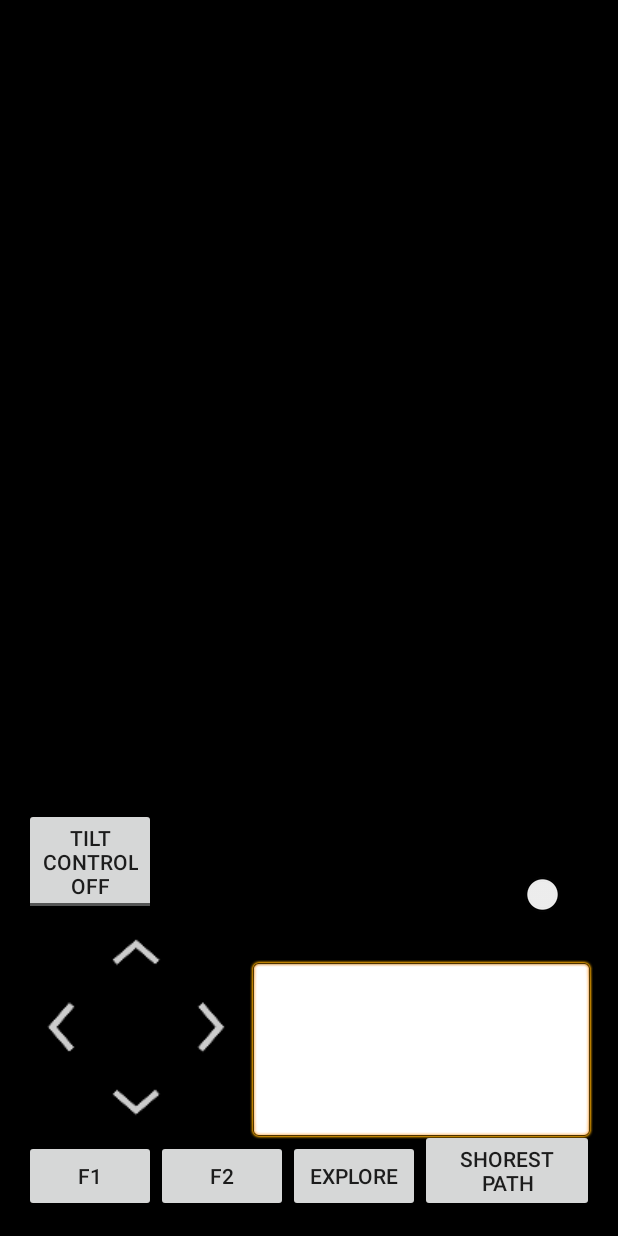
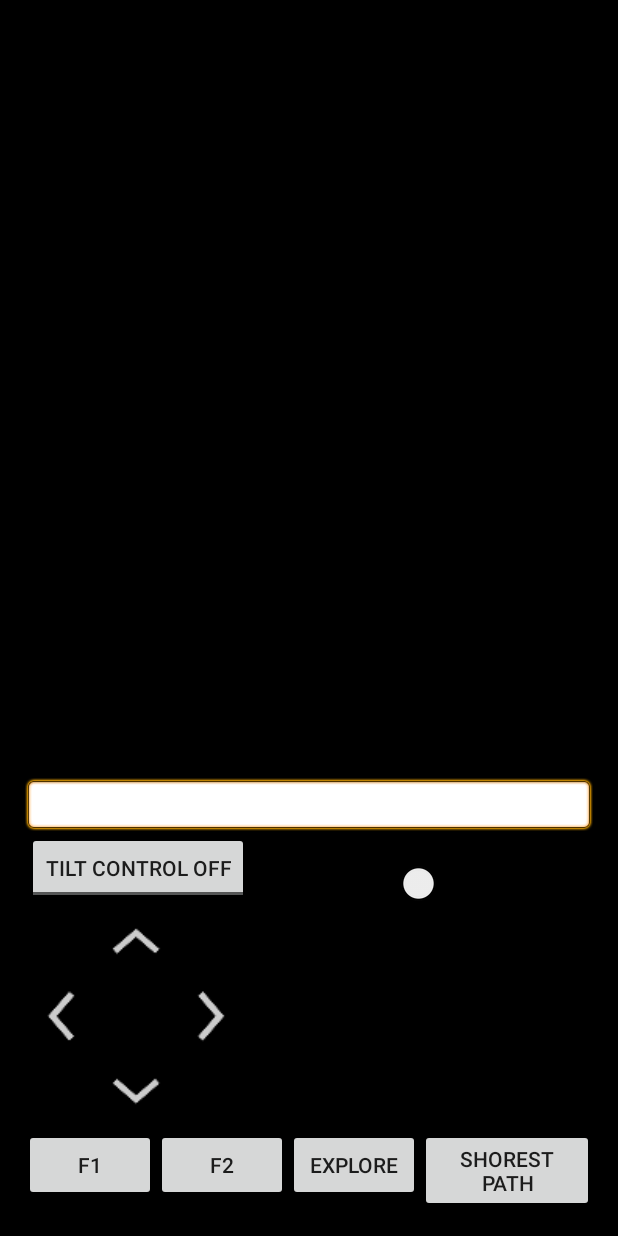
Before and after one commit to ivantwj/MDPGrp10_Android, an Android app: the layout activity_main.xml on its own in the app's theme, with its tools: preview values and no code run, on a phone screen of 412 x 824 dp. Run offline under Robolectric (Android 15) with nearby library versions, the phone set to English and light mode, and no system bars.

Commit message:
Tried to neaten up main page and stuff

```diff
--- a/app/src/main/java/com/mdpgrp10/androidmobilecontrollermodule/MainActivity.java
+++ b/app/src/main/java/com/mdpgrp10/androidmobilecontrollermodule/MainActivity.java
@@ -35,7 +35,7 @@ import java.util.logging.Handler;
 import java.util.logging.LogRecord;
 
 import static com.mdpgrp10.androidmobilecontrollermodule.Utils.*;
-import static com.mdpgrp10.androidmobilecontrollermodule.BluetoothChatService.*;
+//import static com.mdpgrp10.androidmobilecontrollermodule.BluetoothChatService.*;
 
 //import static android.support.v4.media.routing.MediaRouterJellybean.UserRouteInfo.setStatus;
 
@@ -141,6 +141,9 @@ public class MainActivity extends ActionBarActivity implements SensorEventListen
         Log.d(TAG, "setupChat()");
         mChatService = new BluetoothChatService(this, mHandler);
         spf = getSharedPreferences(PREF_DB, Context.MODE_PRIVATE);
+
+        this.maze = new Maze(this);
+        ((RelativeLayout) findViewById(R.id.surface)).addView(this.maze);
 
         ImageButtonUp = (ImageButton) findViewById(R.id.imageButtonUp);
         ImageButtonUp.setOnClickListener(new View.OnClickListener() {
@@ -298,8 +301,8 @@ public class MainActivity extends ActionBarActivity implements SensorEventListen
                             final int scrollAmount = viewRx.getLayout().getLineTop(viewRx.getLineCount()) - viewRx.getHeight(); // if there is no need to scroll, scrollAmount will be <=0
                             if (scrollAmount > 0) viewRx.scrollTo(0, scrollAmount); else viewRx.scrollTo(0, 0);
                         }
-                    }
-                    break;*/
+                    }*/
+                    break;
                 case MESSAGE_DEVICE_NAME:
                     mConnectedDeviceName = msg.getData().getString(DEVICE_NAME);
                     Toast.makeText(getApplicationContext(), "Connected to " + mConnectedDeviceName, Toast.LENGTH_SHORT).show();
@@ -345,7 +348,11 @@ public class MainActivity extends ActionBarActivity implements SensorEventListen
 
     public void onActivityResult(int requestCode, int resultCode, Intent data) {
         SharedPreferences.Editor editor;
-
+        /*while (btAutoConnect == true){
+            connectDevice(data, true);
+            btAutoConnect = false;
+            return;
+        }*/
         if (D)
             Log.d(TAG, "onActivityResult " + resultCode);
         switch (requestCode) {
@@ -389,8 +396,8 @@ public class MainActivity extends ActionBarActivity implements SensorEventListen
     protected void onCreate(Bundle savedInstanceState) {
         super.onCreate(savedInstanceState);
         setContentView(R.layout.activity_main);
-        this.maze = new Maze(this);
-        ((RelativeLayout) findViewById(R.id.surface)).addView(this.maze);
+        //this.maze = new Maze(this);
+        //((RelativeLayout) findViewById(R.id.surface)).addView(this.maze);
         /*RelativeLayout surface = (RelativeLayout) findViewById(R.id.surface);
         surface.addView(this.maze);*/
 
--- a/app/src/main/java/com/mdpgrp10/androidmobilecontrollermodule/Utils.java
+++ b/app/src/main/java/com/mdpgrp10/androidmobilecontrollermodule/Utils.java
@@ -24,10 +24,10 @@ public class Utils {
     public static final String SET_EXPLORE_DEFAULT = "pexplore" + "\n";
     public static final String SET_SHORTEST_PATH_DEFAULT = "pshortestPath" + "\n";
     //public static final String SET_STOP_DEFAULT = "q,";
-    public static final String SET_UP_DEFAULT = "w";
-    public static final String SET_DOWN_DEFAULT = "s";
-    public static final String SET_LEFT_DEFAULT = "a";
-    public static final String SET_RIGHT_DEFAULT = "d";
+    public static final String SET_UP_DEFAULT = "hW1|";
+    public static final String SET_DOWN_DEFAULT = "hS1|";
+    public static final String SET_LEFT_DEFAULT = "hA1|";
+    public static final String SET_RIGHT_DEFAULT = "hD1|";
     public static final String SET_CMD1_DEFAULT = "custom command 1";
     public static final String SET_CMD2_DEFAULT = "custom command 2";
     /*public static final String SET_CMD3_DEFAULT = "custom command 3";
--- a/app/src/main/res/layout/activity_main.xml
+++ b/app/src/main/res/layout/activity_main.xml
@@ -12,18 +12,63 @@
         android:id="@+id/surface"
         android:layout_width="fill_parent"
         android:layout_height="wrap_content"
-        android:layout_alignParentTop="true"
         android:layout_alignParentLeft="true"
         android:layout_alignParentStart="true" />
 
 
     <RelativeLayout
+        android:layout_width="fill_parent"
+        android:layout_height="wrap_content"
+        android:layout_alignParentBottom="true"
+        android:layout_alignParentLeft="true"
+        android:layout_alignParentStart="true">
+
+        <Switch
+            android:layout_width="wrap_content"
+            android:layout_height="wrap_content"
+            android:text="New Switch"
+            android:id="@+id/switch1"
+            android:layout_alignBottom="@+id/toggleButtonTilt"
+            android:layout_toRightOf="@+id/buttonF2"
+            android:layout_toEndOf="@+id/buttonF2" />
+
+        <ToggleButton
+            android:layout_width="wrap_content"
+            android:layout_height="wrap_content"
+            android:text="Tilt Control"
+            android:textOff="Tilt Control Off"
+            android:textOn="Tilt Control On"
+            android:id="@+id/toggleButtonTilt"
+            android:checked="false"
+            android:layout_below="@+id/robotStatus"
+            android:layout_alignRight="@+id/relativeLayout"
+            android:layout_alignEnd="@+id/relativeLayout" />
+
+        <EditText
+            android:id="@+id/robotStatus"
+            android:layout_width="fill_parent"
+            android:layout_height="wrap_content"
+            android:background="@android:drawable/editbox_background"
+            android:layout_below="@+id/textViewRobotStatus"
+            android:layout_alignParentLeft="true"
+            android:layout_alignParentStart="true" />
+
+        <Button
+            android:layout_width="wrap_content"
+            android:layout_height="wrap_content"
+            android:text="F2"
+            android:id="@+id/buttonF2"
+            android:layout_alignTop="@+id/buttonF1"
+            android:layout_toRightOf="@+id/buttonF1"
+            android:layout_toEndOf="@+id/buttonF1" />
+
+        <RelativeLayout
             android:layout_width="150dp"
             android:layout_height="150dp"
-        android:layout_above="@+id/buttonF1"
+            android:id="@+id/relativeLayout"
+            android:layout_below="@+id/toggleButtonTilt"
             android:layout_alignParentLeft="true"
-        android:layout_alignParentStart="true"
-        android:id="@+id/relativeLayout">
+            android:layout_alignParentStart="true">
 
             <ImageButton
                 android:layout_width="50dp"
@@ -62,23 +107,15 @@
                 android:layout_toEndOf="@+id/imageButtonLeft" />
         </RelativeLayout>
 
-    <Button
+        <TextView
             android:layout_width="wrap_content"
             android:layout_height="wrap_content"
-        android:text="F1"
-        android:id="@+id/buttonF1"
-        android:layout_alignParentBottom="true"
+            android:textAppearance="?android:attr/textAppearanceLarge"
+            android:text="Robot Status:"
+            android:id="@+id/textViewRobotStatus"
+            android:layout_alignParentTop="true"
             android:layout_alignParentLeft="true"
             android:layout_alignParentStart="true" />
-
-    <Button
-        android:layout_width="wrap_content"
-        android:layout_height="wrap_content"
-        android:text="F2"
-        android:id="@+id/buttonF2"
-        android:layout_alignTop="@+id/buttonF1"
-        android:layout_toRightOf="@+id/buttonF1"
-        android:layout_toEndOf="@+id/buttonF1" />
 
         <Button
             android:layout_width="wrap_content"
@@ -89,56 +126,23 @@
             android:layout_toRightOf="@+id/buttonF2"
             android:layout_toEndOf="@+id/buttonF2" />
 
-    <TextView
-        android:layout_width="wrap_content"
-        android:layout_height="wrap_content"
-        android:textAppearance="?android:attr/textAppearanceLarge"
-        android:text="Robot Status:"
-        android:id="@+id/textViewRobotStatus"
-        android:layout_alignLeft="@+id/robotStatus"
-        android:layout_alignStart="@+id/robotStatus"
-        android:layout_alignTop="@+id/relativeLayout" />
-
-    <EditText
-        android:id="@+id/robotStatus"
-        android:layout_width="fill_parent"
-        android:layout_height="wrap_content"
-        android:background="@android:drawable/editbox_background"
-        android:layout_below="@+id/textViewRobotStatus"
-        android:layout_alignParentRight="true"
-        android:layout_alignParentEnd="true"
-        android:layout_toRightOf="@+id/relativeLayout"
-        android:layout_toEndOf="@+id/relativeLayout"
-        android:layout_above="@+id/buttonF2" />
-
         <Button
             android:layout_width="wrap_content"
             android:layout_height="wrap_content"
             android:text="Shorest Path"
             android:id="@+id/buttonShortestPath"
-        android:layout_alignParentBottom="true"
+            android:layout_alignTop="@+id/buttonExplore"
             android:layout_toRightOf="@+id/buttonExplore"
             android:layout_toEndOf="@+id/buttonExplore" />
 
-    <ToggleButton
+        <Button
             android:layout_width="wrap_content"
             android:layout_height="wrap_content"
-        android:text="Tilt Control"
-        android:textOff="Tilt Control Off"
-        android:textOn="Tilt Control On"
-        android:id="@+id/toggleButtonTilt"
-        android:layout_above="@+id/relativeLayout"
-        android:layout_toLeftOf="@+id/buttonF2"
-        android:layout_toStartOf="@+id/buttonF2"
-        android:checked="false" />
-
-    <Switch
-        android:layout_width="wrap_content"
-        android:layout_height="wrap_content"
-        android:text="New Switch"
-        android:id="@+id/switch1"
-        android:layout_above="@+id/relativeLayout"
-        android:layout_alignRight="@+id/robotStatus"
-        android:layout_alignEnd="@+id/robotStatus" />
+            android:text="F1"
+            android:id="@+id/buttonF1"
+            android:layout_below="@+id/relativeLayout"
+            android:layout_alignParentLeft="true"
+            android:layout_alignParentStart="true" />
+    </RelativeLayout>
 
 </RelativeLayout>
```
Also changed, not shown: app/src/main/pika_down-web.png (added), app/src/main/res/mipmap-hdpi/pika_down.png (added), app/src/main/res/mipmap-mdpi/pika_down.png (added), app/src/main/res/mipmap-xhdpi/pika_down.png (added), app/src/main/res/mipmap-xxhdpi/pika_down.png (added), app/src/main/res/mipmap-xxxhdpi/pika_down.png (added). Lines whose indentation alone changed are shown as unchanged.
